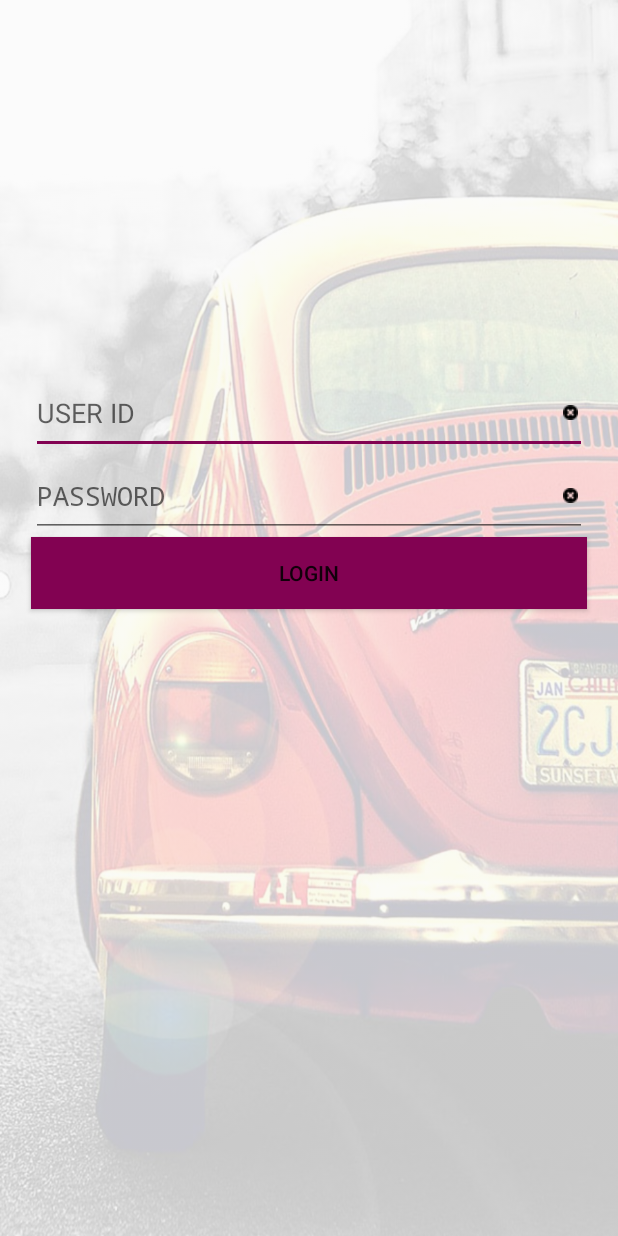
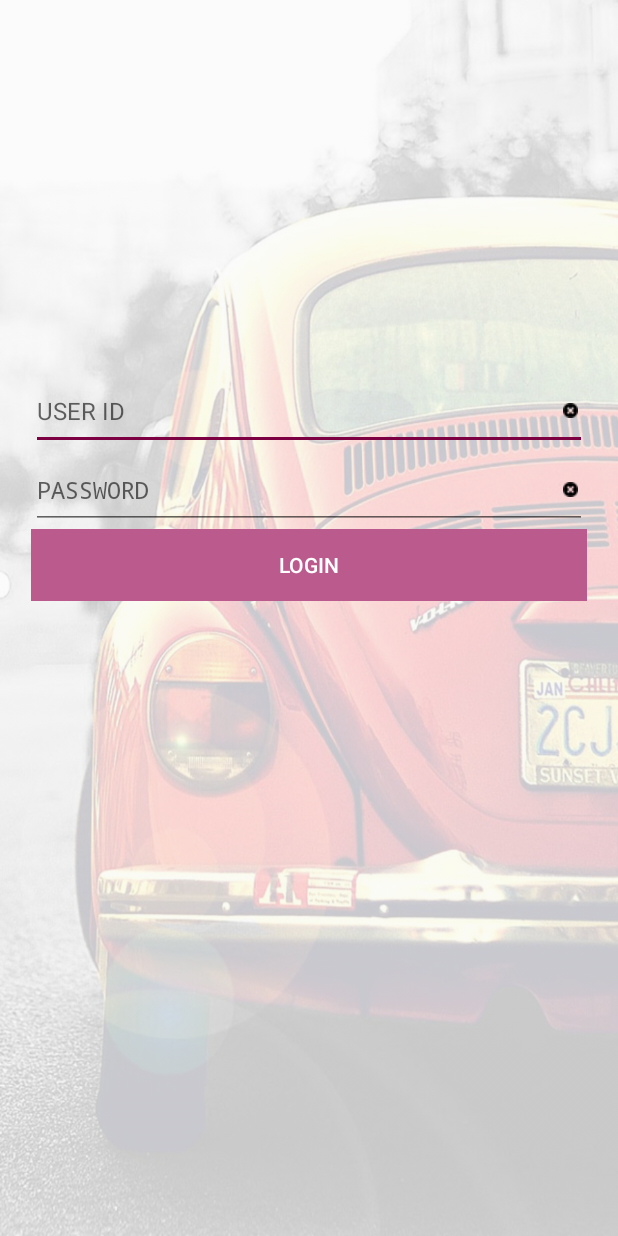
Before and after one commit to sudipto1304/poolcar-android, an Android app: the screen it shows after launch (AppInitActivity), on a phone screen of 412 x 824 dp. Run offline under Robolectric (Android 15) with nearby library versions, the phone set to English and light mode, and no system bars.

Commit message:
develop login screen-changing primary colors

```diff
--- a/app/src/main/res/anim/zoomout.xml
+++ b/app/src/main/res/anim/zoomout.xml
@@ -5,6 +5,6 @@
     android:toYScale="1.2"
     android:pivotX="50%"
     android:pivotY="50%"
-    android:duration="10000"
+    android:duration="30000"
     android:fillAfter="true">
 </scale>
--- a/app/src/main/res/drawable/pc_button.xml
+++ b/app/src/main/res/drawable/pc_button.xml
@@ -2,6 +2,6 @@
 <selector xmlns:android="http://schemas.android.com/apk/res/android">
     <item android:drawable="@color/disableColor" android:state_pressed="true" android:state_enabled="false"></item>
     <item android:drawable="@color/pressedColor" android:state_pressed="true" android:state_enabled="true"></item>
-    <item android:drawable="@color/colorPrimaryDark" android:state_enabled="true"></item>
+    <item android:drawable="@color/colorPrimary" android:state_enabled="true"></item>
     <item android:drawable="@color/disableColor" android:state_enabled="false"></item>
 </selector>
--- a/app/src/main/res/layout/activity_app_init.xml
+++ b/app/src/main/res/layout/activity_app_init.xml
@@ -90,6 +90,9 @@
     app:layout_constraintLeft_toLeftOf="@id/leftComponentGuide"
     app:layout_constraintRight_toRightOf="@id/rightComponentGuide"
     app:layout_constraintTop_toBottomOf="@id/passwordText"
-    android:background="@drawable/pc_button"/>
+    android:background="@drawable/pc_button"
+    android:textColor="@color/white"
+    android:textSize="14sp"
+    android:enabled="false"/>
 
 </android.support.constraint.ConstraintLayout>
--- a/app/src/main/res/layout/pc_edit_text_layout.xml
+++ b/app/src/main/res/layout/pc_edit_text_layout.xml
@@ -9,8 +9,7 @@
         android:imeOptions="actionSearch"
         android:maxLines="1"
         android:tag="edit_text_field"
-        style="@style/EditTextStyle"
-        android:textSize="18sp"/>
+        style="@style/EditTextStyle"/>
 
     <ImageView
         android:layout_width="wrap_content"
--- a/app/src/main/res/values/colors.xml
+++ b/app/src/main/res/values/colors.xml
@@ -1,8 +1,9 @@
 <?xml version="1.0" encoding="utf-8"?>
 <resources>
-    <color name="colorPrimary">#B03A2E</color>
-    <color name="colorPrimaryDark">#820252</color>
-    <color name="colorAccent">#820252</color>
-    <color name="disableColor">#8F5E7C</color>
+    <color name="colorPrimary">#A50057</color>
+    <color name="colorPrimaryDark">#7D0042</color>
+    <color name="colorAccent">#7D0042</color>
+    <color name="disableColor">#BB5A8D</color>
     <color name="pressedColor">#D50C89</color>
+    <color name="white">#FFFFFF</color>
 </resources>
--- a/app/src/main/res/values/styles.xml
+++ b/app/src/main/res/values/styles.xml
@@ -16,7 +16,7 @@
     <style name="EditTextStyle">
         <item name="android:paddingBottom">15dp</item>
         <item name="android:paddingTop">15dp</item>
-        <item name="android:textSize">14sp</item>
+        <item name="android:textSize">16sp</item>
     </style>
 
 </resources>
```
